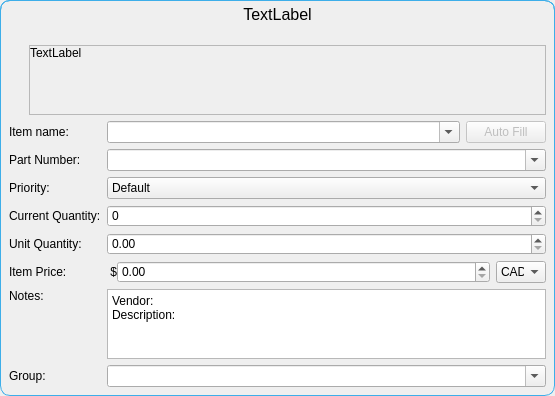
Qt form ui/add_item_dialog.ui (TheCodingJsoftware/Invigo) before a commit.
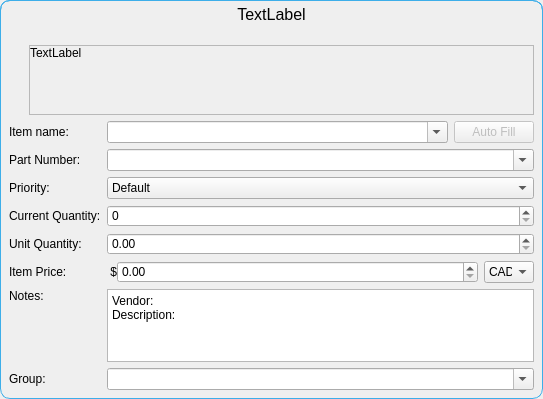
The same form after that commit.

The edit to the form file:
```diff
--- a/ui/add_item_dialog.ui
+++ b/ui/add_item_dialog.ui
@@ -6,8 +6,8 @@
    <rect>
     <x>0</x>
     <y>0</y>
-    <width>555</width>
-    <height>396</height>
+    <width>543</width>
+    <height>399</height>
    </rect>
   </property>
   <property name="windowTitle">
@@ -151,7 +151,7 @@
               <rect>
                <x>0</x>
                <y>0</y>
-               <width>505</width>
+               <width>493</width>
                <height>69</height>
               </rect>
              </property>
```
Left out of the diff: 90 changed lines with no effect on the pictures.
